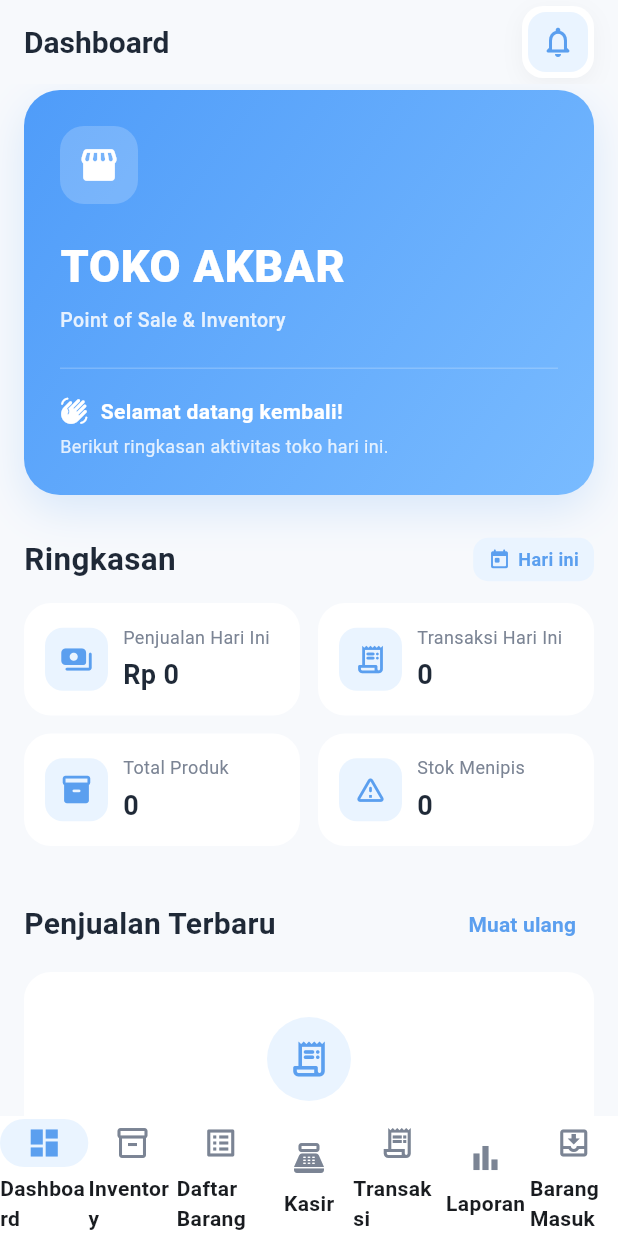
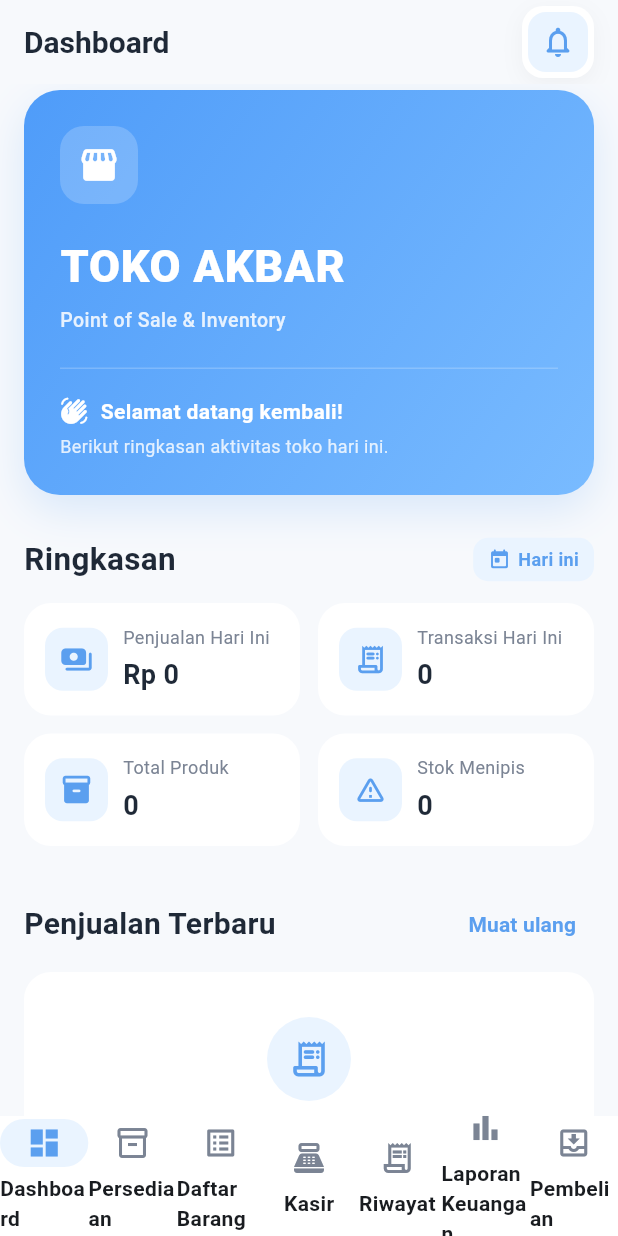
Before and after one commit to yuyugans/project_KP, a Flutter app: the MainScreen screen opened directly, on a phone screen of 412 x 824 dp. Run offline on Flutter 3.47's test engine with Material 3 defaults, Android fonts, the phone set to English and light mode, and no system bars; our stand-ins replace pdf, printing, sqflite, sqflite_common_ffi; missing offline and left inert: excel, file_saver, file_selector; accounts and stored records are empty; Roboto replaces fonts that are missing (Arial).

Commit message:
memperbaiki navigasi

```diff
--- a/lib/main.dart
+++ b/lib/main.dart
@@ -190,7 +190,7 @@ class _MainScreenState extends State<MainScreen> {
           NavigationDestination(
             icon: Icon(Icons.inventory_2_outlined),
             selectedIcon: Icon(Icons.inventory_2),
-            label: 'Inventory',
+            label: 'Persediaan',
           ),
 
           NavigationDestination(
@@ -208,19 +208,19 @@ class _MainScreenState extends State<MainScreen> {
           NavigationDestination(
             icon: Icon(Icons.receipt_long_outlined),
             selectedIcon: Icon(Icons.receipt_long),
-            label: 'Transaksi',
+            label: 'Riwayat',
           ),
 
           NavigationDestination(
             icon: Icon(Icons.bar_chart_outlined),
             selectedIcon: Icon(Icons.bar_chart),
-            label: 'Laporan',
+            label: 'Laporan Keuangan',
           ),
 
           NavigationDestination(
             icon: Icon(Icons.move_to_inbox_outlined),
             selectedIcon: Icon(Icons.move_to_inbox),
-            label: 'Barang Masuk',
+            label: 'Pembelian',
           ),
         ],
       ),
```
